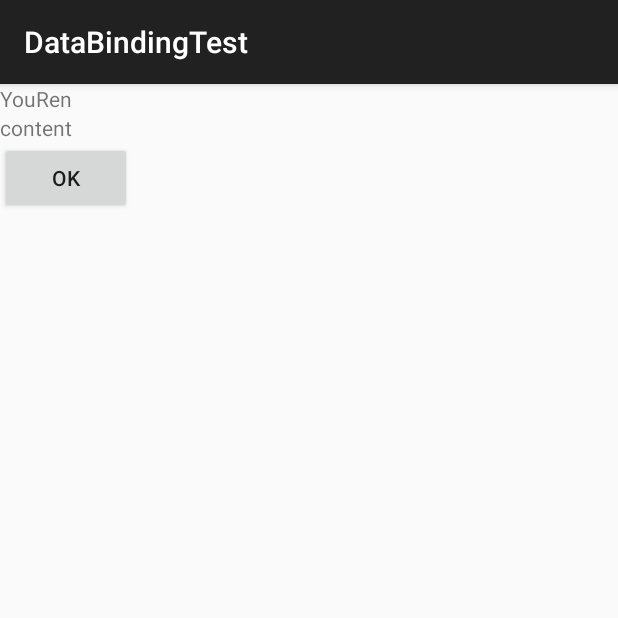
After one commit to s11113153/DataBindingTest, an Android app: the ViewsWithIDsActivity screen opened directly, with no data from a screen before it, on a phone screen of 412 x 824 dp, the top half of it. The commit adds this screen. Run offline under Robolectric (Android 15) with nearby library versions, the phone set to English and light mode, and no system bars; our stand-ins replace data binding.

Commit message:
Imp ViewsWithIDsActivity

```diff
--- a/app/src/main/AndroidManifest.xml
+++ b/app/src/main/AndroidManifest.xml
@@ -20,6 +20,8 @@
         <activity android:name=".SimpleBindingActivity"/>
 
         <activity android:name=".AutoUpdateBindingActivity"/>
+
+        <activity android:name=".ViewsWithIDsActivity"/>
     </application>
 
 </manifest>
--- a/app/src/main/java/com/s11113153/databindingtest/MainActivity.java
+++ b/app/src/main/java/com/s11113153/databindingtest/MainActivity.java
@@ -27,19 +27,15 @@ public class MainActivity extends AppCompatActivity {
     adapter
       .addTitle(new Title("Simple Binding", ()-> SimpleBindingActivity.start(this)))
 
-      .addTitle(new Title("Auto Update", () -> AutoUpdateBindingActivity.start(this)))
+      .addTitle(new Title("Auto Update", ()-> AutoUpdateBindingActivity.start(this)))
 
-      .addTitle(new Title("View With IDs", () -> {
-      }))
+      .addTitle(new Title("View With IDs", ()->  ViewsWithIDsActivity.start(this)))
 
-      .addTitle(new Title("MVVM Pattern", () -> {
-      }))
+      .addTitle(new Title("MVVM Pattern", ()-> {}))
 
-      .addTitle(new Title("Avoiding NullPointerException", () -> {
-      }))
+      .addTitle(new Title("Avoiding NullPointerException", ()-> {}))
 
-      .addTitle(new Title("Include Data Binding Layout", () -> {
-      }));
+      .addTitle(new Title("Include Data Binding Layout", ()-> {}));
 
     binding.setListOnItemClickListener((AdapterView<?> parent, View view, int position, long id) ->
         adapter.getItem(position).action.call()
--- /dev/null
+++ b/app/src/main/java/com/s11113153/databindingtest/ViewsWithIDsActivity.java
@@ -0,0 +1,37 @@
+package com.s11113153.databindingtest;
+
+import com.s11113153.databindingtest.databinding.ActivityViewsWithIdsBinding;
+
+import android.content.Context;
+import android.content.Intent;
+import android.databinding.DataBindingUtil;
+import android.os.Bundle;
+import android.support.v7.app.AppCompatActivity;
+import android.view.View;
+import android.widget.TextView;
+import android.widget.Toast;
+
+/**
+ * Created by xuyouren on 15/6/5.
+ */
+public class ViewsWithIDsActivity extends AppCompatActivity {
+
+  public static void start(Context context) {
+    Intent starter = new Intent(context, ViewsWithIDsActivity.class);
+    context.startActivity(starter);
+  }
+
+  @Override
+  protected void onCreate(Bundle savedInstanceState) {
+    super.onCreate(savedInstanceState);
+    ActivityViewsWithIdsBinding binding = DataBindingUtil.setContentView(this, R.layout.activity_views_with_ids);
+
+    binding.tvName.setText("YouRen");
+    binding.tvDescription.setText("content");
+    binding.buttonOk.setText("Ok");
+    binding.buttonOk.setOnClickListener( (View v) -> {
+      String content = ((TextView)v).getText().toString();
+      Toast.makeText(ViewsWithIDsActivity.this, String.valueOf(content), Toast.LENGTH_SHORT).show();
+    });
+  }
+}
--- /dev/null
+++ b/app/src/main/res/layout/activity_views_with_ids.xml
@@ -0,0 +1,20 @@
+<?xml version="1.0" encoding="utf-8"?>
+<layout xmlns:android="http://schemas.android.com/apk/res/android">
+    <LinearLayout
+        android:layout_width="match_parent"
+        android:layout_height="match_parent"
+        android:orientation="vertical">
+        <TextView
+            android:id="@+id/tv_name"
+            android:layout_width="wrap_content"
+            android:layout_height="wrap_content"/>
+        <TextView
+            android:id="@+id/tv_description"
+            android:layout_width="wrap_content"
+            android:layout_height="wrap_content"/>
+        <Button
+            android:id="@+id/button_ok"
+            android:layout_width="wrap_content"
+            android:layout_height="wrap_content"/>
+    </LinearLayout>
+</layout>
```
